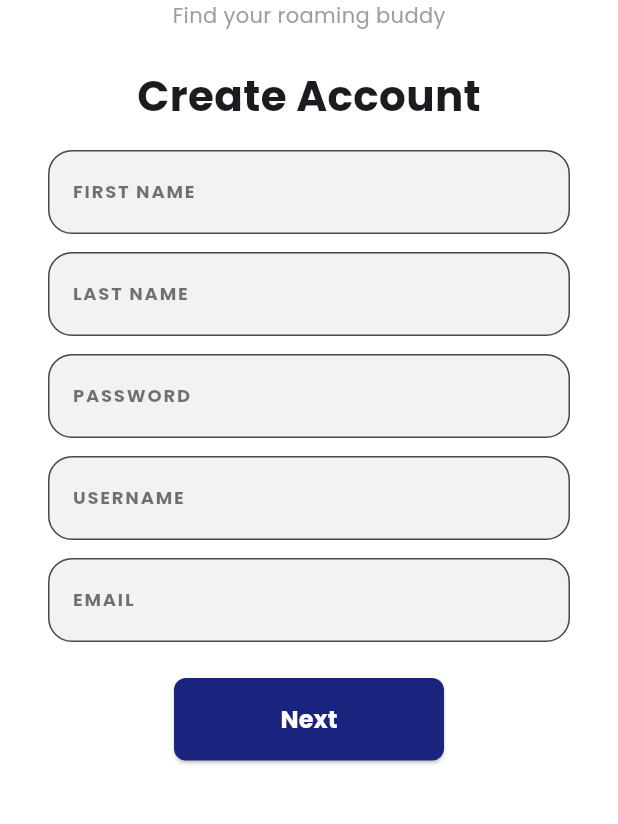
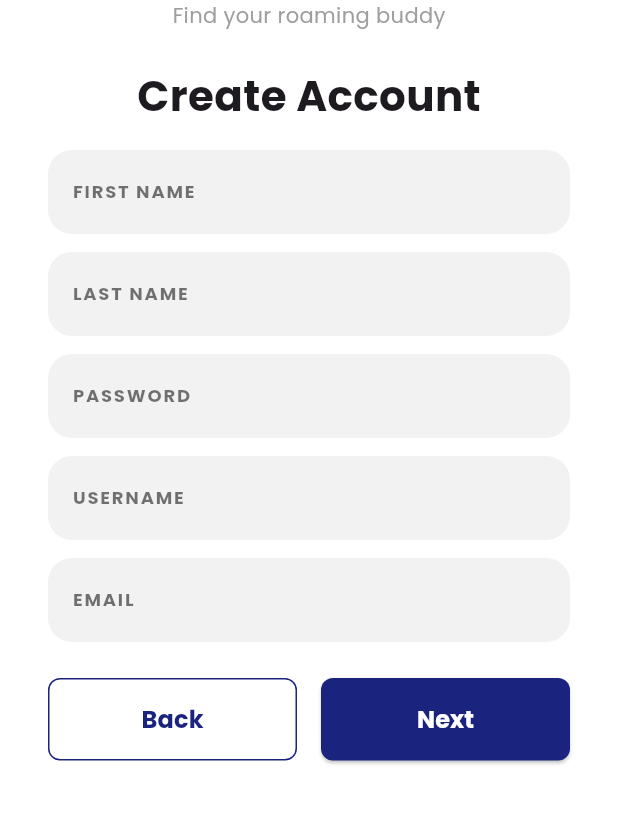
Before and after one commit to CMSC-23-2nd-Sem-2024-2025/Roamie-app, a Flutter app: the SignUpPage screen opened by its route, on a phone screen of 412 x 824 dp, the part 135-959 px from its top. Run offline on Flutter 3.47's test engine with Material 3 defaults, Android fonts, the phone set to English and light mode, and no system bars; our stand-ins replace cloud_firestore, firebase_auth, firebase_core; accounts and stored records are empty; generated files the repository leaves out were written again.

Commit message:
feat: back navigation to sign in page

```diff
--- a/lib/screens/sign_up_page.dart
+++ b/lib/screens/sign_up_page.dart
@@ -202,6 +202,7 @@ class _SignUpPageState extends State<SignUpPage> {
                           hintStyle: TextStyle(color: Colors.black45),
                           border: OutlineInputBorder(
                             borderRadius: BorderRadius.all(Radius.circular(16)),
+                            borderSide: BorderSide.none,
                           ),
                           filled: true,
                           fillColor: Color(0xFFF2F2F2),
@@ -228,6 +229,7 @@ class _SignUpPageState extends State<SignUpPage> {
                           hintStyle: TextStyle(color: Colors.black45),
                           border: OutlineInputBorder(
                             borderRadius: BorderRadius.all(Radius.circular(16)),
+                            borderSide: BorderSide.none,
                           ),
                           filled: true,
                           fillColor: Color(0xFFF2F2F2),
@@ -255,6 +257,7 @@ class _SignUpPageState extends State<SignUpPage> {
                           hintStyle: TextStyle(color: Colors.black45),
                           border: OutlineInputBorder(
                             borderRadius: BorderRadius.all(Radius.circular(16)),
+                            borderSide: BorderSide.none,
                           ),
                           filled: true,
                           fillColor: Color(0xFFF2F2F2),
@@ -281,6 +284,7 @@ class _SignUpPageState extends State<SignUpPage> {
                           hintStyle: TextStyle(color: Colors.black45),
                           border: OutlineInputBorder(
                             borderRadius: BorderRadius.all(Radius.circular(16)),
+                            borderSide: BorderSide.none,
                           ),
                           filled: true,
                           fillColor: Color(0xFFF2F2F2),
@@ -307,6 +311,7 @@ class _SignUpPageState extends State<SignUpPage> {
                           hintStyle: TextStyle(color: Colors.black45),
                           border: OutlineInputBorder(
                             borderRadius: BorderRadius.all(Radius.circular(16)),
+                            borderSide: BorderSide.none,
                           ),
                           filled: true,
                           fillColor: Color(0xFFF2F2F2),
@@ -318,16 +323,45 @@ class _SignUpPageState extends State<SignUpPage> {
                                     : null,
                       ),
                       const SizedBox(height: 24),
-                      Center(
-                        child: SizedBox(
-                          width: 180,
+                      Row(
+                        mainAxisAlignment: MainAxisAlignment.center,
+                        children: [
+                          Expanded(
+                            child: OutlinedButton(
+                              style: OutlinedButton.styleFrom(
+                                shape: RoundedRectangleBorder(
+                                  borderRadius: BorderRadius.circular(8),
+                                ),
+                                padding: const EdgeInsets.symmetric(
+                                  vertical: 16,
+                                ),
+                                side: BorderSide(color: Colors.indigo[900]!),
+                              ),
+                              onPressed:
+                                  _isLoading
+                                      ? null
+                                      : () => Navigator.pop(context),
+                              child: Text(
+                                'Back',
+                                style: TextStyle(
+                                  fontSize: 16,
+                                  fontWeight: FontWeight.bold,
+                                  color: Colors.indigo[900],
+                                ),
+                              ),
+                            ),
+                          ),
+                          const SizedBox(width: 16),
+                          Expanded(
                             child: ElevatedButton(
                               style: ElevatedButton.styleFrom(
                                 backgroundColor: Colors.indigo[900],
                                 shape: RoundedRectangleBorder(
                                   borderRadius: BorderRadius.circular(8),
                                 ),
-                              padding: const EdgeInsets.symmetric(vertical: 16),
+                                padding: const EdgeInsets.symmetric(
+                                  vertical: 16,
+                                ),
                               ),
                               onPressed: _isLoading ? null : _onSignUp,
                               child:
@@ -350,6 +384,7 @@ class _SignUpPageState extends State<SignUpPage> {
                                       ),
                             ),
                           ),
+                        ],
                       ),
                       const SizedBox(height: 32),
                     ],
```
Lines whose indentation alone changed are shown as unchanged.
